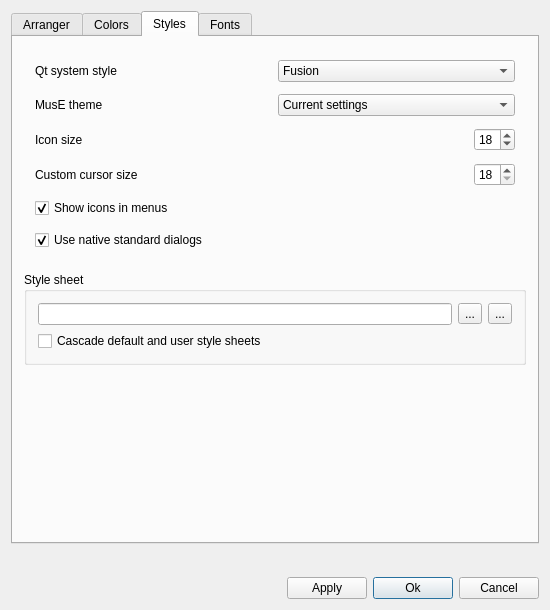
The window that muse3/muse/components/appearancebase.ui (emrum/muse) describes before a commit, drawn with Qt 5.
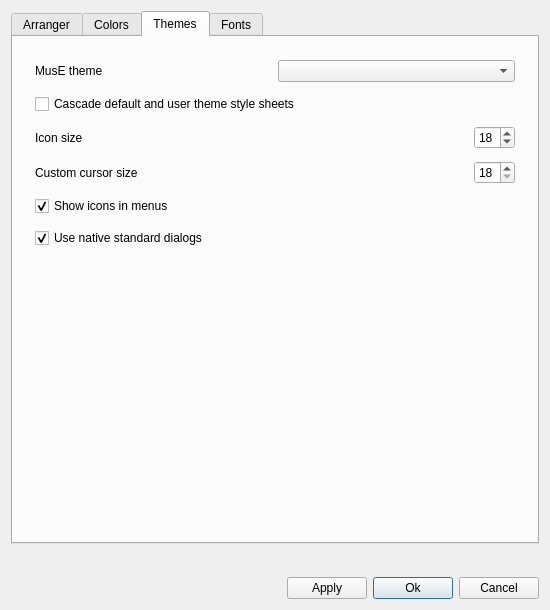
The same window after the commit. The open tabs and pages were chosen to show the change. Custom widgets are drawn as their Qt base class.

Commit message: Set Fusion/Dark Flat as default, remove qt style selection

```diff
--- a/muse3/muse/components/appearancebase.ui
+++ b/muse3/muse/components/appearancebase.ui
@@ -1150,7 +1150,7 @@
      </widget>
      <widget class="QWidget" name="tabStyles">
       <attribute name="title">
-       <string>Styles</string>
+       <string>Themes</string>
       </attribute>
       <layout class="QVBoxLayout">
        <item>
@@ -1171,37 +1171,6 @@
           <property name="bottomMargin">
            <number>6</number>
           </property>
-          <item>
-           <layout class="QHBoxLayout">
-            <item>
-             <widget class="QLabel" name="label_5">
-              <property name="text">
-               <string>Qt system style</string>
-              </property>
-             </widget>
-            </item>
-            <item>
-             <widget class="QComboBox" name="themeComboBox">
-              <property name="sizePolicy">
-               <sizepolicy hsizetype="Minimum" vsizetype="Fixed">
-                <horstretch>0</horstretch>
-                <verstretch>0</verstretch>
-               </sizepolicy>
-              </property>
-              <item>
-               <property name="text">
-                <string>Fusion</string>
-               </property>
-              </item>
-              <item>
-               <property name="text">
-                <string>Windows</string>
-               </property>
-              </item>
-             </widget>
-            </item>
-           </layout>
-          </item>
           <item>
            <layout class="QHBoxLayout" name="horizontalLayout_5">
             <item>
@@ -1212,19 +1181,27 @@
              </widget>
             </item>
             <item>
-             <widget class="QComboBox" name="colorSchemeComboBox">
+             <widget class="QComboBox" name="themeComboBox">
               <property name="currentText">
-               <string>Current settings</string>
+               <string/>
               </property>
-              <item>
-               <property name="text">
-                <string>Current settings</string>
-               </property>
-              </item>
              </widget>
             </item>
            </layout>
           </item>
+          <item>
+           <widget class="QCheckBox" name="cascadeStylesheetsCheckBox">
+            <property name="toolTip">
+             <string>If a user style sheet for one of  the MusE color schemes exists
+and is selected, it will be merged with the default style sheet
+for this scheme. The user style sheet takes precedence and 
+overwrites identical settings in the default style sheet.</string>
+            </property>
+            <property name="text">
+             <string>Cascade default and user theme style sheets</string>
+            </property>
+           </widget>
+          </item>
           <item>
            <layout class="QHBoxLayout" name="horizontalLayout_9">
             <property name="bottomMargin">
@@ -1326,67 +1303,6 @@
          </layout>
         </widget>
        </item>
-       <item>
-        <spacer name="verticalSpacer_4">
-         <property name="orientation">
-          <enum>Qt::Vertical</enum>
-         </property>
-         <property name="sizeType">
-          <enum>QSizePolicy::Fixed</enum>
-         </property>
-         <property name="sizeHint" stdset="0">
-          <size>
-           <width>20</width>
-           <height>10</height>
-          </size>
-         </property>
-        </spacer>
-       </item>
-       <item>
-        <widget class="QGroupBox" name="groupBox">
-         <property name="minimumSize">
-          <size>
-           <width>0</width>
-           <height>0</height>
-          </size>
-         </property>
-         <property name="title">
-          <string>Style sheet</string>
-         </property>
-         <layout class="QGridLayout" name="gridLayout_7">
-          <item row="0" column="0">
-           <widget class="QLineEdit" name="styleSheetPath"/>
-          </item>
-          <item row="0" column="2">
-           <widget class="QToolButton" name="defaultStyleSheet">
-            <property name="text">
-             <string>...</string>
-            </property>
-           </widget>
-          </item>
-          <item row="0" column="1">
-           <widget class="QToolButton" name="openStyleSheet">
-            <property name="text">
-             <string>...</string>
-            </property>
-           </widget>
-          </item>
-          <item row="1" column="0">
-           <widget class="QCheckBox" name="cascadeStylesheetsCheckBox">
-            <property name="toolTip">
-             <string>If a user style sheet for one of  the MusE color schemes exists
-and is selected, it will be merged with the default style sheet
-for this scheme. The user style sheet takes precedence and 
-overwrites identical settings in the default style sheet.</string>
-            </property>
-            <property name="text">
-             <string>Cascade default and user style sheets</string>
-            </property>
-           </widget>
-          </item>
-         </layout>
-        </widget>
-       </item>
        <item>
         <spacer name="verticalSpacer">
          <property name="orientation">
```
Left out of the diff: 1 changed line with no effect on the pictures. The commit also changes 10 other files.
